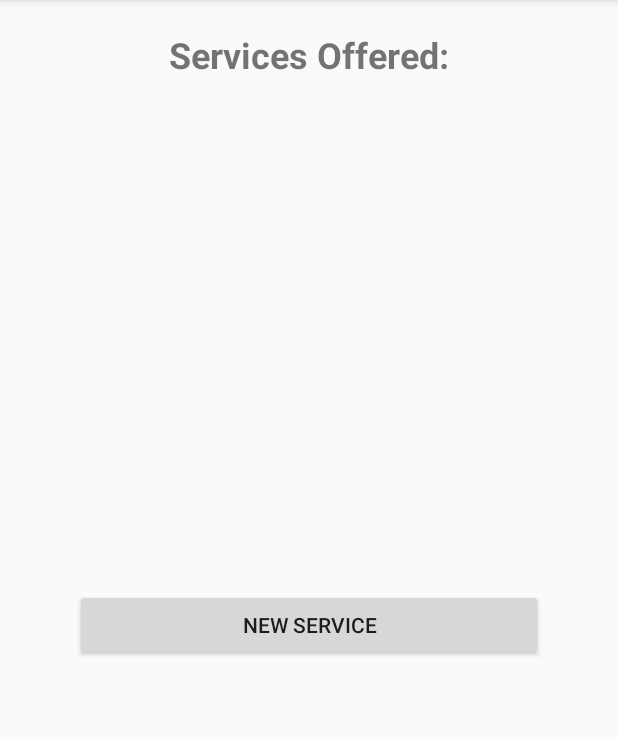
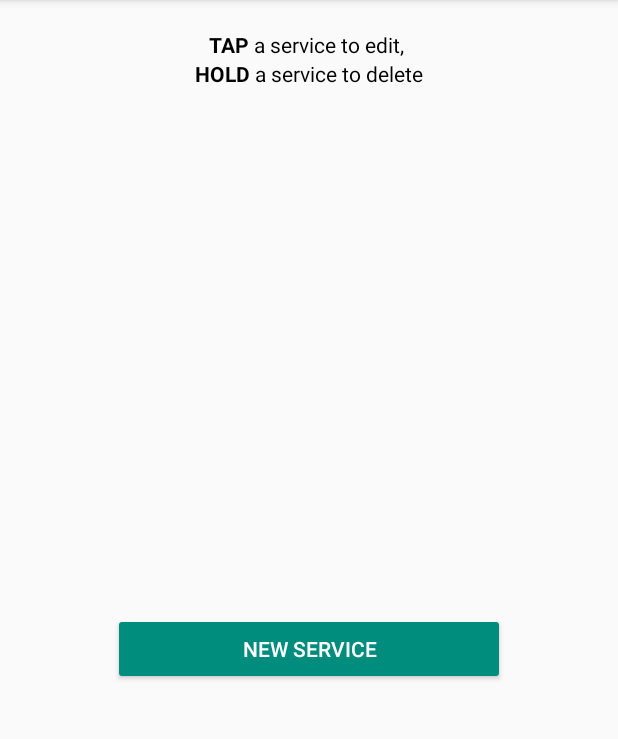
Before and after one commit to Aisha-K/android-school-project, an Android app: the fragment ServiceTab shown on its own in the app's theme, after a tap on "NEW SERVICE", on a phone screen of 412 x 824 dp, the part 84-823 px from its top. Run offline under Robolectric (Android 15) with nearby library versions, the phone set to English and light mode, and no system bars; our stand-ins replace Firebase (no records; nobody signed in at launch, a user with empty details on screens opened directly).

Commit message:
showed the popups

```diff
--- a/HomeServices/app/src/main/java/com/example/angemichaella/homeservices/ServiceTab.java
+++ b/HomeServices/app/src/main/java/com/example/angemichaella/homeservices/ServiceTab.java
@@ -1,6 +1,8 @@
 package com.example.angemichaella.homeservices;
 
+import android.app.AlertDialog;
 import android.content.Context;
+import android.content.DialogInterface;
 import android.net.Uri;
 import android.os.Bundle;
 import android.support.v4.app.Fragment;
@@ -24,27 +26,26 @@ import java.util.LinkedList;
 import java.util.List;
 
 
-/**
- * A simple {@link Fragment} subclass.
- * Activities that contain this fragment must implement the
- * {@link ServiceTab.OnFragmentInteractionListener} interface
- * to handle interaction events.
- *  factory method to
- * create an instance of this fragment.
- */
-public class ServiceTab extends Fragment {
+
+public class ServiceTab extends Fragment{
 
     private Button addServiceBtn;
-    private ArrayList<Service> services;
+    protected ArrayList<Service> services;
     DatabaseReference databaseServices;
     ListView serviceListView;
+
+
     //View view;
 
 
     @Override
     public View onCreateView(LayoutInflater inflater, ViewGroup container, Bundle savedInstanceState) {
+
+
         // Inflate the layout for this fragment
         View view = inflater.inflate(R.layout.fragment_service_tab, container, false);
+
+
         //initialize attributes
         addServiceBtn = (Button)view.findViewById(R.id.addServiceBtn);
         services = new ArrayList<Service>();
@@ -87,14 +88,54 @@ public class ServiceTab extends Fragment {
                 new AdapterView.OnItemClickListener(){
                     @Override
                     public void onItemClick(AdapterView<?> parent, View view, int pos, long id){
-                        String srvName = String.valueOf(((Service)parent.getItemAtPosition(pos)).name());
-                        String srvId= String.valueOf(((Service)parent.getItemAtPosition(pos)).serviceId);
-                        Toast.makeText(getActivity(), srvName, Toast.LENGTH_LONG).show();
+                        Service clickedSrv = (Service) parent.getItemAtPosition(pos);
 
-                        // showEditOrDeletePopUp(PARAMEMETERS); //NEED TO IMPLEMENT
+                        Bundle args = new Bundle();
+                        args.putString("dialog_title", "Edit Service");
+                        args.putString("srv_name", clickedSrv.name());
+                        args.putString("srv_rate", Double.toString(clickedSrv.rate()));
+                        args.putString("srv_id", clickedSrv.id());
+                        args.putString("srv_type", clickedSrv.type());
+
+                        EditServiceDialog d = new EditServiceDialog();
+                        d.setArguments(args);
+                        d.show(getActivity().getSupportFragmentManager(), "edit service dialog");
                     }
                 }
         );
+
+        serviceListView.setOnItemLongClickListener(new AdapterView.OnItemLongClickListener() {
+
+            public boolean onItemLongClick(AdapterView<?> arg0, View v, int index, long arg3) {
+
+
+                AlertDialog.Builder builder = new AlertDialog.Builder(getActivity());
+                builder.setTitle("Delete Service");
+                final Service clickedServ = (Service)serviceListView.getItemAtPosition(index);
+                builder.setMessage("Are you sure you want to delete the " + '"'+ clickedServ.name()+ '"' +" service?");
+
+
+                builder.setPositiveButton("DELETE", new DialogInterface.OnClickListener(){
+                    public void onClick(DialogInterface dialog, int id){
+
+                        deleteService(clickedServ.id());
+                        dialog.dismiss();//user clicked create
+
+                    }
+                });
+
+                builder.setNegativeButton("Cancel", new DialogInterface.OnClickListener(){
+                    public void onClick(DialogInterface dialog, int id){
+                        dialog.dismiss();
+                    }
+                });
+
+                AlertDialog dialog = builder.create();
+                dialog.show();
+
+                return true;
+            }
+        });
 
         return view;
     }
@@ -110,15 +151,23 @@ public class ServiceTab extends Fragment {
 
 
     private void newServicePopUp(){
-        //test case
-//        Service s3= new Service("Plumbing", false, 30.0, "d4");
-//        databaseServices.child(s3.serviceId).setValue(s3);
-        newService("Exterminator", false, 40.0 );
+
+        Bundle args = new Bundle();
+        args.putString("dialog_title", "Add Service");
+        args.putString("srv_name", "Enter Service Name");
+        args.putString("srv_rate", "Enter Service Rate");
+        args.putString("srv_id", "creatingNewUser");
+        args.putString("srv_type", "indoor");
+
+        EditServiceDialog d = new EditServiceDialog();
+        d.setArguments(args);
+        d.show(getActivity().getSupportFragmentManager(), "new service dialog");
+
     }
 
 
     //adds a service to the database if service name not already taken
-    private void newService(final String serviceName, final boolean isOutdoor, final double rate){
+    protected void newService(final String serviceName, final double rate, final boolean isOutdoor){
 
         //finding if service already exists by finding if it
         Query query = databaseServices.orderByChild("serviceName").equalTo(serviceName);
@@ -148,7 +197,7 @@ public class ServiceTab extends Fragment {
     }
 
     //deletes a service from the database
-    private void deleteService( String ServiceId){
+    private void deleteService(String ServiceId){
         DatabaseReference dR= databaseServices.child(ServiceId);
         dR.removeValue();
 
@@ -156,27 +205,12 @@ public class ServiceTab extends Fragment {
     }
 
     //updates a service in the database with new info
-    private void editService( String newName,boolean isOutdoor, double newPrice, String ServiceId){
-        DatabaseReference dR= databaseServices.child(ServiceId);
+    protected void editService( String ServiceId, String newName, double newPrice, boolean isOutdoor){
+        DatabaseReference dR = databaseServices.child(ServiceId);
         Service service= new Service( newName, isOutdoor,newPrice, ServiceId);
         dR.setValue(service);
 
         Toast.makeText(getActivity(), "Service Updated", Toast.LENGTH_LONG).show();
     }
 
-
-    /**
-     * This interface must be implemented by activities that contain this
-     * fragment to allow an interaction in this fragment to be communicated
-     * to the activity and potentially other fragments contained in that
-     * activity.
-     * <p>
-     * See the Android Training lesson <a href=
-     * "http://developer.android.com/training/basics/fragments/communicating.html"
-     * >Communicating with Other Fragments</a> for more information.
-     */
-    public interface OnFragmentInteractionListener {
-        // TODO: Update argument type and name
-        void onFragmentInteraction(Uri uri);
-    }
 }
--- /dev/null
+++ b/HomeServices/app/src/main/res/color/tapcolor.xml
@@ -0,0 +1,4 @@
+<?xml version="1.0" encoding="utf-8"?>
+<selector xmlns:android="http://schemas.android.com/apk/res/android">
+
+</selector>
--- a/HomeServices/app/src/main/res/layout/fragment_service_tab.xml
+++ b/HomeServices/app/src/main/res/layout/fragment_service_tab.xml
@@ -10,23 +10,61 @@
     <LinearLayout
         android:layout_width="match_parent"
         android:layout_height="match_parent"
+        android:orientation="vertical">
+
+        <LinearLayout
+            android:layout_width="match_parent"
+            android:layout_height="wrap_content"
             android:gravity="center_horizontal"
-        android:orientation="vertical">
+            android:orientation="horizontal">
+
+            <TextView
+                android:id="@+id/textView5"
+                android:layout_width="wrap_content"
+                android:layout_height="wrap_content"
+                android:text="TAP"
+                android:textColor="@color/common_google_signin_btn_text_dark_focused"
+                android:textStyle="bold" />
 
             <TextView
                 android:id="@+id/serviceTabTitle"
                 android:layout_width="wrap_content"
                 android:layout_height="wrap_content"
                 android:paddingTop="20dp"
-            android:text="Services Offered:"
+                android:text=" a service to edit, "
                 android:textAllCaps="false"
-            android:textSize="24sp"
+                android:textColor="@color/common_google_signin_btn_text_dark_focused"
+                android:textSize="14sp" />
+        </LinearLayout>
+
+        <LinearLayout
+            android:layout_width="match_parent"
+            android:layout_height="wrap_content"
+            android:gravity="center_horizontal"
+            android:orientation="horizontal">
+
+            <TextView
+                android:id="@+id/textView6"
+                android:layout_width="wrap_content"
+                android:layout_height="wrap_content"
+                android:text="HOLD"
+                android:textColor="@color/common_google_signin_btn_text_dark_focused"
                 android:textStyle="bold" />
+
+            <TextView
+                android:id="@+id/textView8"
+                android:layout_width="wrap_content"
+                android:layout_height="wrap_content"
+                android:text=" a service to delete"
+                android:textAllCaps="false"
+                android:textColor="@color/common_google_signin_btn_text_dark_focused"
+                android:textSize="14sp" />
+        </LinearLayout>
 
         <ListView
             android:id="@+id/serviceListView"
             android:layout_width="match_parent"
-            android:layout_height="300dp"
+            android:layout_height="330dp"
             android:layout_marginLeft="50dp"
             android:layout_marginTop="20dp"
             android:layout_marginRight="50dp">
@@ -35,12 +73,14 @@
 
         <Button
             android:id="@+id/addServiceBtn"
+
             android:layout_width="match_parent"
             android:layout_height="wrap_content"
-            android:layout_marginLeft="50dp"
-            android:layout_marginTop="20dp"
-            android:layout_marginRight="50dp"
-            android:text="New Service" />
+            android:layout_marginLeft="75dp"
+            android:layout_marginRight="75dp"
+            android:backgroundTint="@color/colorPrimary"
+            android:text="New Service"
+            android:textColor="@color/common_google_signin_btn_text_dark_default" />
 
     </LinearLayout>
 
--- a/HomeServices/app/src/main/res/layout/service_row_layout.xml
+++ b/HomeServices/app/src/main/res/layout/service_row_layout.xml
@@ -33,8 +33,7 @@
             android:layout_height="wrap_content"
             android:layout_marginTop="5dp"
             android:text="name"
-            android:textSize="18sp"
-            android:textStyle="bold" />
+            android:textSize="18sp" />
 
         <TextView
             android:id="@+id/type"
--- a/HomeServices/app/src/main/res/values/colors.xml
+++ b/HomeServices/app/src/main/res/values/colors.xml
@@ -1,6 +1,6 @@
 <?xml version="1.0" encoding="utf-8"?>
 <resources>
-    <color name="colorPrimary">#008577</color>
+    <color name="colorPrimary">#008d7e</color>
     <color name="colorPrimaryDark">#00574b</color>
     <color name="colorAccent">#d81b60</color>
 </resources>
```
Also changed, not shown: HomeServices/app/src/main/java/com/example/angemichaella/homeservices/EditServiceDialog.java (+66 -46 lines), HomeServices/app/src/main/java/com/example/angemichaella/homeservices/Service.java (+28 -2 lines), HomeServices/app/src/main/java/com/example/angemichaella/homeservices/ServiceAdapter.java (+3 -8 lines), HomeServices/app/src/main/java/com/example/angemichaella/homeservices/Welcome3Admin.java (+14 -2 lines), HomeServices/app/src/main/res/layout/dialog_editservice.xml (+71 -22 lines), HomeServices/app/src/main/res/drawable/indoor.png (added), HomeServices/app/src/main/res/drawable/outdoor.png (added). Lines whose indentation alone changed are shown as unchanged.
